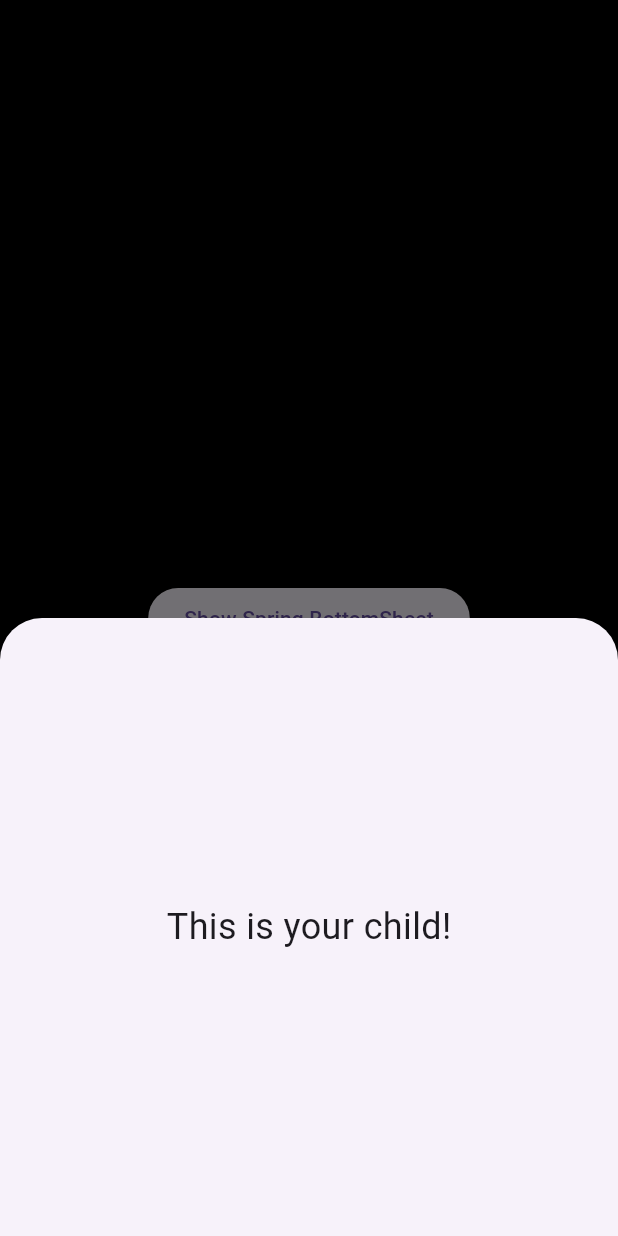
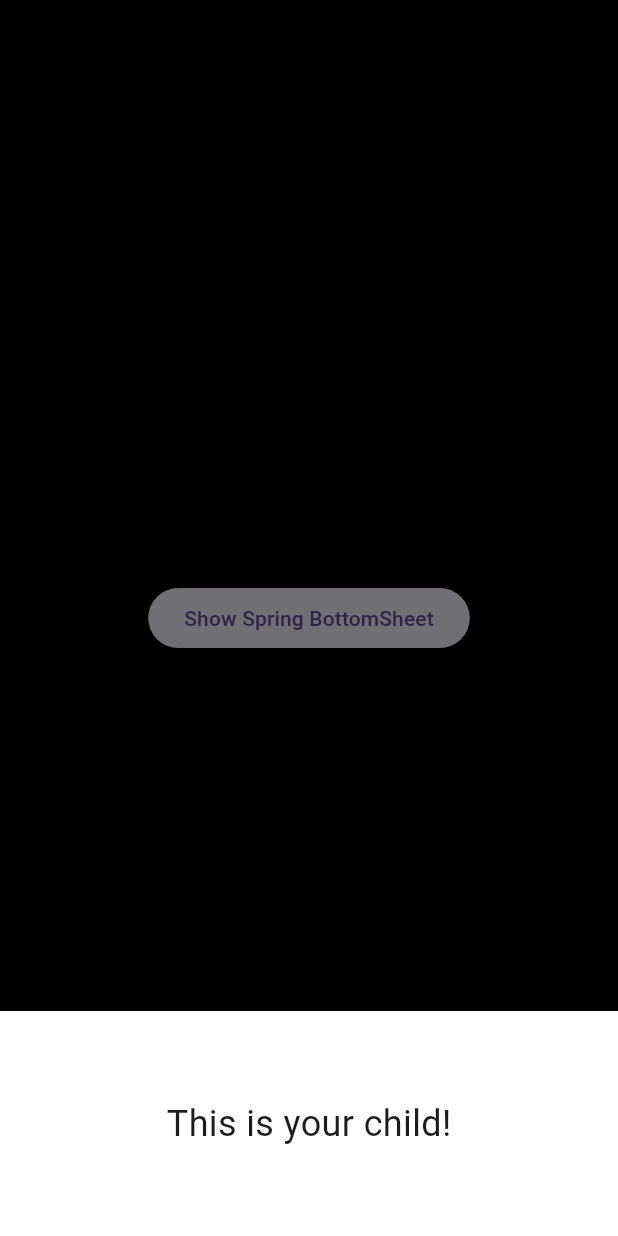
Before and after one commit to trongnhangle/spring_bottom_sheet, a Flutter app: the screen it shows after launch, after a tap on "Show Spring BottomSheet", on a phone screen of 412 x 824 dp. Run offline on Flutter 3.47's test engine with Material 3 defaults, Android fonts, the phone set to English and light mode, and no system bars.

Commit message:
Code Improvements

````diff
--- a/example/lib/main.dart
+++ b/example/lib/main.dart
@@ -36,11 +36,15 @@ class MyHomePage extends StatelessWidget {
           onPressed: () {
             showModalBottomSheet(
               context: context,
-              builder: (context) => const SpringBottomSheet(
-                child: Center(
-                  child: Text(
-                    'This is your child!',
-                    style: TextStyle(fontSize: 24),
+              builder: (context) => SpringBottomSheet(
+                child: Container(
+                  color: Colors.white,
+                  height: 150,
+                  child: const Center(
+                    child: Text(
+                      'This is your child!',
+                      style: TextStyle(fontSize: 24),
+                    ),
                   ),
                 ),
               ),
--- a/lib/spring_bottom_sheet.dart
+++ b/lib/spring_bottom_sheet.dart
@@ -1,73 +1,83 @@
-/// A customizable bottom sheet widget that animates into view with a spring effect.
-///
-/// This widget provides a bottom sheet that slides up from the bottom of the screen
-/// with a natural spring animation, making it feel more dynamic and interactive.
-/// The sheet also features rounded corners that animate as the sheet appears.
+/// A Flutter package that provides a bottom sheet with spring animation effect
 library spring_bottom_sheet;
 
 import 'package:flutter/material.dart';
 import 'package:flutter/physics.dart';
 
-/// A stateful widget that implements a bottom sheet with spring animation.
+/// A widget that displays its child with a spring animation effect when shown from bottom
 ///
 /// Example usage:
 /// ```dart
 /// SpringBottomSheet(
 ///   child: Container(
-///     color: Colors.white,
-///     child: YourContent(),
+///     child: Text('Bottom Sheet Content'),
 ///   ),
 /// )
 /// ```
 class SpringBottomSheet extends StatefulWidget {
-  /// The widget to be displayed inside the bottom sheet.
-  ///
-  /// This will be wrapped with the necessary animation and styling widgets
-  /// to create the bottom sheet effect.
+  /// The widget to be displayed inside the bottom sheet
   final Widget child;
 
-  /// Creates a new [SpringBottomSheet] instance.
+  /// Creates a SpringBottomSheet widget
   ///
-  /// The [child] parameter must not be null and represents the content
-  /// to be displayed within the bottom sheet.
+  /// The [child] parameter must not be null and will be displayed
+  /// with a spring animation effect
   const SpringBottomSheet({super.key, required this.child});
 
   @override
   _SpringBottomSheetState createState() => _SpringBottomSheetState();
 }
 
-/// The state class for [SpringBottomSheet].
-///
-/// Handles the animation logic and builds the animated bottom sheet interface.
 class _SpringBottomSheetState extends State<SpringBottomSheet>
     with SingleTickerProviderStateMixin {
-  /// Controller for managing the spring animation.
-  ///
-  /// This controls both the height animation and the border radius animation
-  /// of the bottom sheet.
+  /// Controller for the spring animation
   late AnimationController _controller;
+
+  /// Key to measure the child widget's height
+  final GlobalKey _childKey = GlobalKey();
+
+  /// Notifier to track changes in child height
+  final ValueNotifier<double> _childHeight = ValueNotifier<double>(0);
 
   @override
   void initState() {
     super.initState();
 
-    // Initialize the animation controller with a medium duration
+    // Initialize animation controller with 500ms duration
     _controller = AnimationController(
       vsync: this,
       duration: const Duration(milliseconds: 500),
     );
 
-    // Configure and start the spring animation
-    // The spring simulation parameters are tuned for a natural feel:
-    // - mass: affects the weight feeling of the animation
-    // - stiffness: affects how quickly the animation moves
-    // - damping: affects how quickly the animation settles
+    // Measure child height after first frame and start animation
+    WidgetsBinding.instance.addPostFrameCallback((_) {
+      _measureChildHeight();
+      _startAnimation();
+    });
+  }
+
+  /// Measures the height of the child widget using RenderBox
+  void _measureChildHeight() {
+    final RenderBox? renderBox =
+        _childKey.currentContext?.findRenderObject() as RenderBox?;
+    if (renderBox != null) {
+      _childHeight.value = renderBox.size.height;
+    }
+  }
+
+  /// Starts the spring animation with custom spring parameters
+  ///
+  /// Uses SpringSimulation with:
+  /// - mass: 1
+  /// - stiffness: 500 (controls spring force)
+  /// - damping: 25 (controls bounce reduction)
+  void _startAnimation() {
     _controller.animateWith(
       SpringSimulation(
         const SpringDescription(
-          mass: 1, // The mass of the spring
-          stiffness: 500, // How rigid the spring is
-          damping: 25, // How quickly the spring's oscillations decrease
+          mass: 1,
+          stiffness: 500,
+          damping: 25,
         ),
         0, // Start value
         1, // End value
@@ -78,30 +88,37 @@ class _SpringBottomSheetState extends State<SpringBottomSheet>
 
   @override
   void dispose() {
-    // Clean up the animation controller when the widget is disposed
+    // Clean up resources
     _controller.dispose();
+    _childHeight.dispose();
     super.dispose();
   }
 
   @override
   Widget build(BuildContext context) {
-    // Get the screen height to calculate the bottom sheet's height
-    final height = MediaQuery.sizeOf(context).height;
-
-    // Build the animated bottom sheet using AnimatedBuilder for efficiency
     return AnimatedBuilder(
       animation: _controller,
-      builder: (context, child) {
-        return ClipRRect(
-          // Animate the top border radius based on the animation value
-          borderRadius: BorderRadius.vertical(
-            top: Radius.circular(20 * _controller.value),
-          ),
-          child: SizedBox(
-            // Animate the height to be half of the screen height
-            height: height * 0.5 * _controller.value,
-            child: widget.child,
-          ),
+      builder: (context, _) {
+        return Stack(
+          children: [
+            // Hidden widget to measure true height
+            Offstage(
+              child: Container(
+                key: _childKey,
+                child: widget.child,
+              ),
+            ),
+            // Animated visible widget
+            ValueListenableBuilder<double>(
+              valueListenable: _childHeight,
+              builder: (context, height, _) {
+                return SizedBox(
+                  height: height * _controller.value,
+                  child: widget.child,
+                );
+              },
+            ),
+          ],
         );
       },
     );
--- a/pubspec.yaml
+++ b/pubspec.yaml
@@ -1,5 +1,5 @@
 name: spring_bottom_sheet
-description: A Flutter package that adds a customizable spring animation to modal BottomSheet widgets.
+description: A lightweight Flutter package that provides a beautiful spring-animated bottom sheet with automatic height adjustment and smooth animations.
 version: 0.0.2
 homepage: https://github.com/trongnhangle/spring_bottom_sheet
 repository: https://github.com/trongnhangle/spring_bottom_sheet
````
Also changed, not shown: 1 other file.
